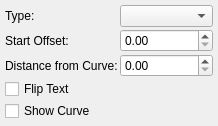
Qt form scribus/ui/propertywidget_pathtextbase.ui (nitramr/scribus) before a commit.
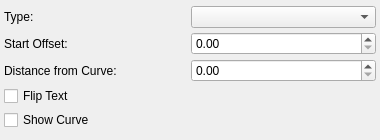
The same form after that commit. Custom widgets are drawn as their Qt base class.

Patch:
```diff
--- a/scribus/ui/propertywidget_pathtextbase.ui
+++ b/scribus/ui/propertywidget_pathtextbase.ui
@@ -6,16 +6,43 @@
    <rect>
     <x>0</x>
     <y>0</y>
-    <width>218</width>
-    <height>118</height>
+    <width>380</width>
+    <height>140</height>
    </rect>
   </property>
+  <property name="sizePolicy">
+   <sizepolicy hsizetype="MinimumExpanding" vsizetype="MinimumExpanding">
+    <horstretch>0</horstretch>
+    <verstretch>0</verstretch>
+   </sizepolicy>
+  </property>
+  <property name="minimumSize">
+   <size>
+    <width>380</width>
+    <height>0</height>
+   </size>
+  </property>
+  <property name="maximumSize">
+   <size>
+    <width>380</width>
+    <height>16777215</height>
+   </size>
+  </property>
   <property name="windowTitle">
    <string notr="true">Frame</string>
   </property>
   <layout class="QGridLayout" name="gridLayout">
-   <property name="margin">
-    <number>5</number>
+   <property name="leftMargin">
+    <number>4</number>
+   </property>
+   <property name="topMargin">
+    <number>4</number>
+   </property>
+   <property name="rightMargin">
+    <number>4</number>
+   </property>
+   <property name="bottomMargin">
+    <number>4</number>
    </property>
    <property name="spacing">
     <number>2</number>
```
